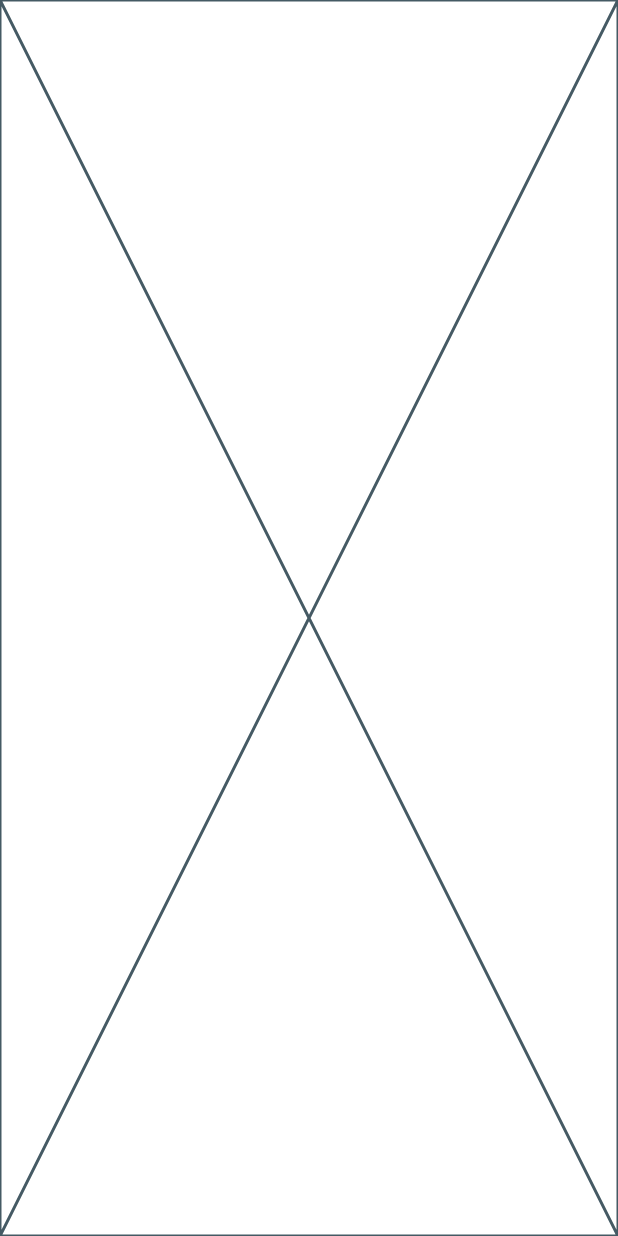
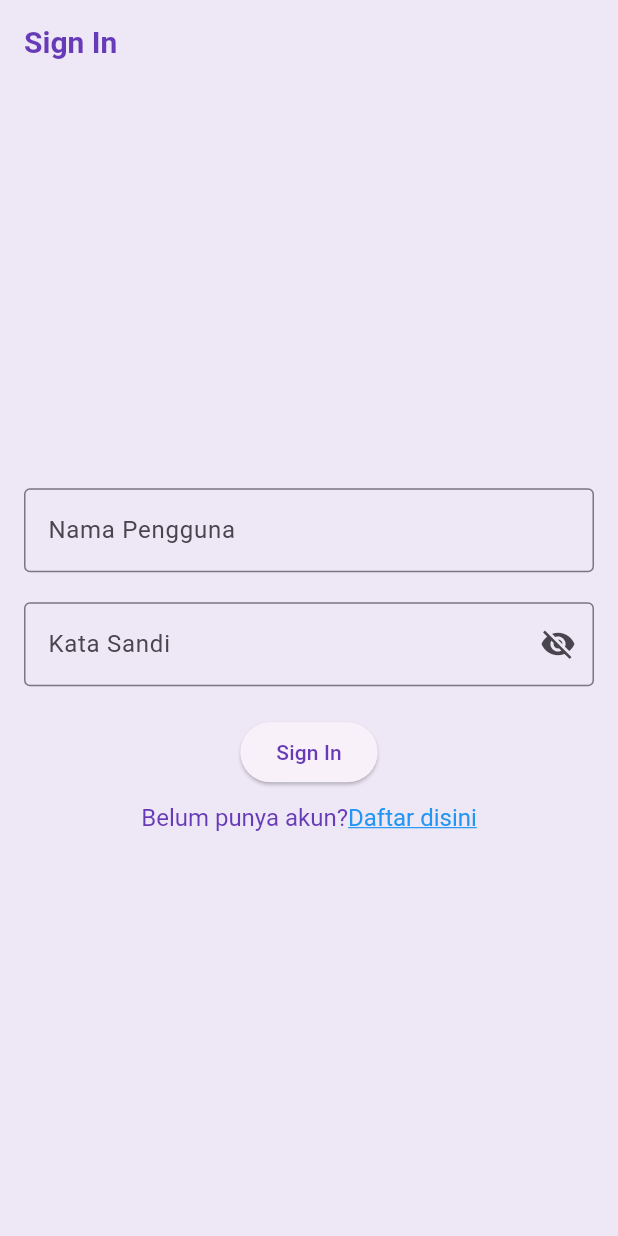
Before and after one commit to 2024-2025-Gasal-PABI-SI5B/project-wisata-candi-si5b-dedimanaluu, a Flutter app: the screen it shows after launch, on a phone screen of 412 x 824 dp. Run offline on Flutter 3.47's test engine with Material 3 defaults, Android fonts, the phone set to English and light mode, and no system bars.

Commit message:
wisata candi 4

```diff
--- a/wisata_candi/lib/main.dart
+++ b/wisata_candi/lib/main.dart
@@ -1,4 +1,8 @@
 import 'package:flutter/material.dart';
+import 'package:wisata_candi/data/candi_data.dart';
+import 'package:wisata_candi/screens/detail_screen.dart';
+import 'package:wisata_candi/screens/profile_screen.dart';
+import 'package:wisata_candi/screens/signin_screen.dart';
 
 void main() {
   runApp(const MainApp());
@@ -9,23 +13,28 @@ class MainApp extends StatelessWidget {
 
   @override
   Widget build(BuildContext context) {
-    return MaterialApp(
-      title: 'Wisata Candi',
+    return  MaterialApp(
+      title: "Wisata Candi",
       theme: ThemeData(
-        colorScheme: ColorScheme.fromSeed(seedColor: Colors.deepPurple),
-        useMaterial3: : true
-      ),
-      home: DetailScreen(),
+        appBarTheme: const AppBarTheme(
+          iconTheme: IconThemeData(color: Colors.deepPurple),
+          titleTextStyle: TextStyle(
+            color: Colors.deepPurple,
+            fontSize: 20,
+            fontWeight: FontWeight.bold,
+          )
+        ),
+        colorScheme: ColorScheme.fromSeed(seedColor: Colors.deepPurple).copyWith(
+          primary: Colors.deepPurple,
+          surface: Colors.deepPurple[50],
+        ),
+        useMaterial3: true,
+        ),
+      // home: DetailScreen(
+      //   candi:candiList[0],
+      // )
+      // home: ProfileScreen()
+      home: SigninScreen(),
     );
   }
 }
-
-class DetailScreen extends StatelessWidget {
-  const DetailScreen({super.key});
-
-  @override
-  Widget build(BuildContext context) {
-    return const Placeholder();
-  }
-
-}
--- /dev/null
+++ b/wisata_candi/lib/screens/signin_screen.dart
@@ -0,0 +1,111 @@
+import 'package:flutter/material.dart';
+import 'package:flutter/gestures.dart';
+
+class SigninScreen extends StatefulWidget{
+  SigninScreen({super.key});
+
+  @override
+  State<SigninScreen> createState() => _SigninScreenState();
+}
+
+class _SigninScreenState extends State<SigninScreen> {
+  // TODO: 1. Deklarasikan variable
+  final TextEditingController _usernameController = TextEditingController();
+
+  final TextEditingController _passwordController = TextEditingController();
+
+  String _errorText = '';
+
+  bool _isSignIn  = false;
+
+  bool _obscurePassword = true;
+
+  @override
+  Widget build(BuildContext context) {
+    return Scaffold(
+      // TODO: 2. Pasang Appbar
+      appBar: AppBar(
+        title: const Text("Sign In"),
+      ),
+      // TODO: 3. Pasang Body
+      body: Center(
+        child: SingleChildScrollView(
+          child: Padding(
+            padding: const EdgeInsets.all(16),
+            child: Form(
+              child: Column(
+                // TODO: 4. Atur main AxisAligment  dan CrossAligment
+                mainAxisAlignment: MainAxisAlignment.center,
+                crossAxisAlignment: CrossAxisAlignment.center,
+                children: [
+                  // TODO: 5. Buat TextFromField untuk nama pengguna
+                  TextFormField(
+                    controller: _usernameController,
+                    decoration: const InputDecoration(
+                      labelText: 'Nama Pengguna',
+                      hintText: 'Masukkan Nama Pengguna',
+                      border: OutlineInputBorder(),
+                    ),
+                  ),
+                  // TODO: 6. Buat TextFromField untuk kata sandi
+                  const SizedBox(height: 20),
+                  TextFormField(
+                    controller: _passwordController,
+                    decoration: InputDecoration(
+                      labelText: 'Kata Sandi',
+                      hintText: 'Masukkan Kata Sandi',
+                      border: const OutlineInputBorder(),
+                      errorText: _errorText.isNotEmpty ? _errorText : null,
+                      suffixIcon: IconButton(
+                        onPressed: (){
+                          setState(() {
+                            _obscurePassword =!_obscurePassword;
+                          });
+                        },
+                        icon: Icon(
+                          _obscurePassword ? Icons.visibility_off : Icons.visibility,
+                      ),
+                    ),
+                  ),
+                  obscureText: _obscurePassword,
+                ),
+                  // TODO: 7. Buat ElevatedButton untuk signin
+                  const SizedBox(height: 20),
+                  ElevatedButton(
+                    onPressed: (){},
+                    child: const Text('Sign In'),
+                  ),
+                  // TODO: 8. Pasang TextButton untuk SignUp
+                  const SizedBox(height: 10),
+                  // TextButton(onPressed: (){},
+                  // child: Text('Belum punya akun? Daftar disini'),
+                  // ),
+                  RichText(
+                    text: TextSpan(
+                      text: 'Belum punya akun?',
+                      style: const TextStyle(
+                        fontSize: 16,
+                        color: Colors.deepPurple
+                      ),
+                      children: [
+                        TextSpan(
+                          text: 'Daftar disini',
+                          style: const TextStyle(
+                            fontSize: 16,
+                            color: Colors.blue,
+                            decoration: TextDecoration.underline,
+                          ),
+                          recognizer: TapGestureRecognizer()..onTap = (){},
+                        )
+                      ]
+                    )
+                  )
+                ],
+              ),
+            ),
+          ),
+        ),
+      ),
+    );
+  }
+}
```
Also changed, not shown: wisata_candi/analysis_options.yaml (+0 -27 lines), wisata_candi/lib/screens/detail_screen.dart (added, +195 -0 lines), wisata_candi/lib/screens/profile_screen.dart (added, +216 -0 lines), wisata_candi/pubspec.yaml (+5 -76 lines), wisata_candi/pubspec.lock, 4 other files.
